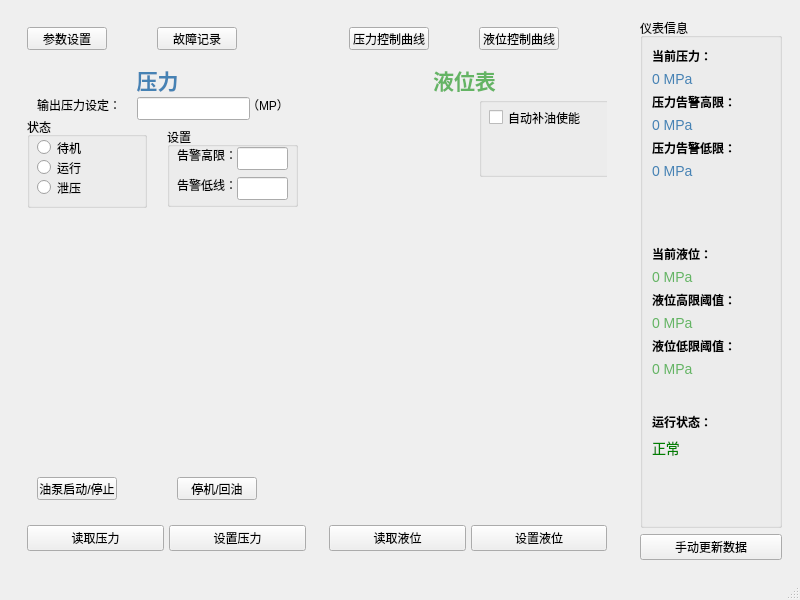
anzisheng/Dashboard, file mainwindow.ui: the form before one commit.
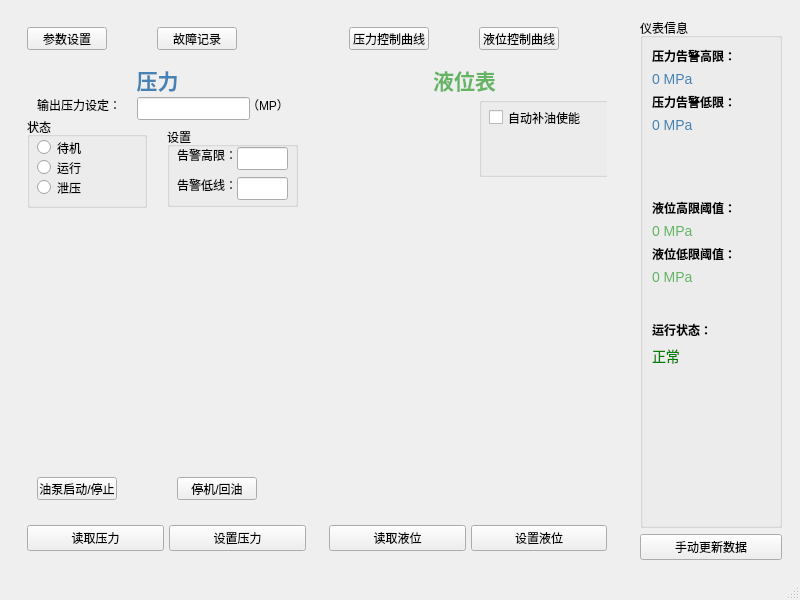
The form after the commit. Custom widgets are drawn as their Qt base class.

Commit message: 压力表可以读数，并能显示

What changed in the file:
```diff
--- a/mainwindow.ui
+++ b/mainwindow.ui
@@ -424,28 +424,6 @@
           <string>仪表信息</string>
          </property>
          <layout class="QVBoxLayout" name="verticalLayout_2">
-          <item>
-           <widget class="QLabel" name="labelSpeedTitle">
-            <property name="font">
-             <font>
-              <bold>true</bold>
-             </font>
-            </property>
-            <property name="text">
-             <string>当前压力：</string>
-            </property>
-           </widget>
-          </item>
-          <item>
-           <widget class="QLabel" name="speedValueLabel">
-            <property name="styleSheet">
-             <string notr="true">font-size: 14px; color: #4682B4;</string>
-            </property>
-            <property name="text">
-             <string>0 MPa</string>
-            </property>
-           </widget>
-          </item>
           <item>
            <widget class="QLabel" name="labelSpeedTitle_2">
             <property name="font">
@@ -506,28 +484,6 @@
             </property>
            </spacer>
           </item>
-          <item>
-           <widget class="QLabel" name="labelRpmTitle">
-            <property name="font">
-             <font>
-              <bold>true</bold>
-             </font>
-            </property>
-            <property name="text">
-             <string>当前液位：</string>
-            </property>
-           </widget>
-          </item>
-          <item>
-           <widget class="QLabel" name="rpmValueLabel">
-            <property name="styleSheet">
-             <string notr="true">font-size: 14px; color: #64B464;</string>
-            </property>
-            <property name="text">
-             <string>0 MPa</string>
-            </property>
-           </widget>
-          </item>
           <item>
            <widget class="QLabel" name="labelRpmTitle_2">
             <property name="font">
```
The commit also changes 1 other file.
